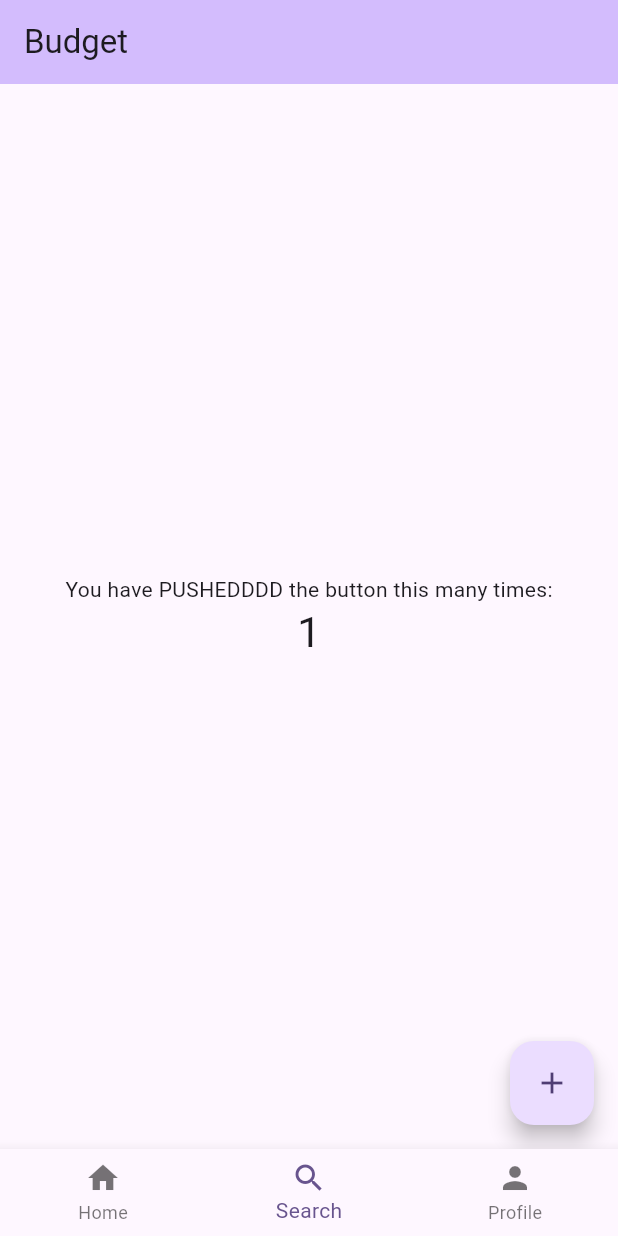
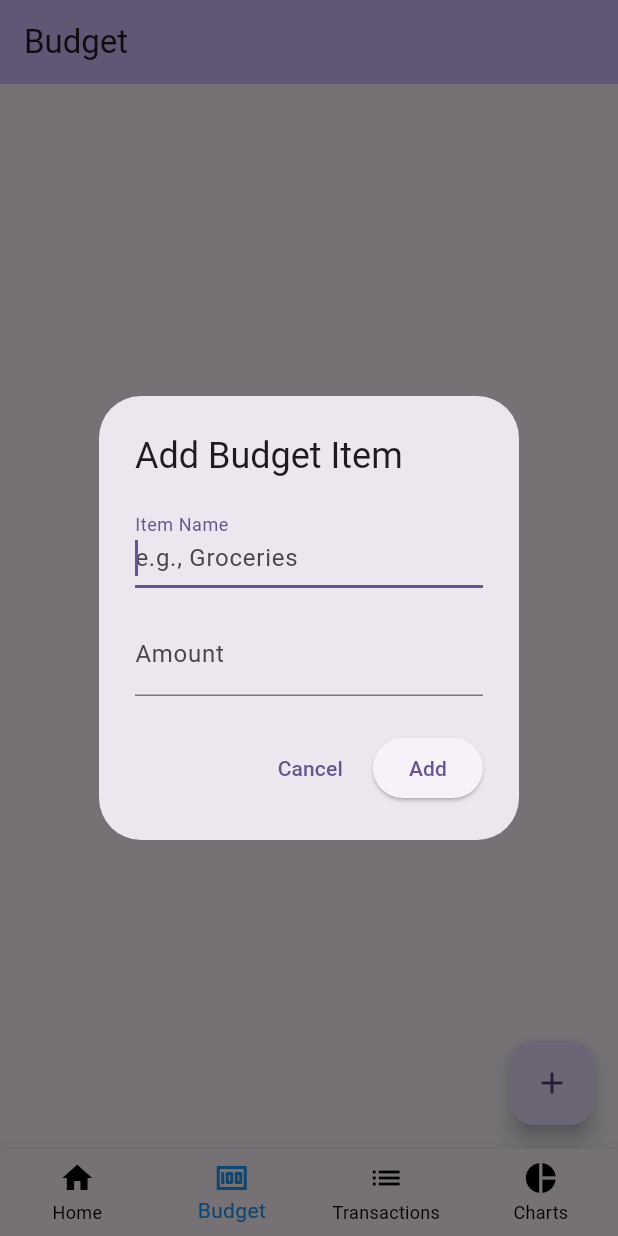
Before and after one commit to edwarddijeh/EveryDollarApp, a Flutter app: the screen it shows after launch, item 2 of the bottom bar chosen, after a tap on the "add" icon, on a phone screen of 412 x 824 dp. Run offline on Flutter 3.47's test engine with Material 3 defaults, Android fonts, the light colour scheme and no system bars.

Commit message:
Working adding Budget line items with user input

```diff
--- a/lib/BottomNavHome.dart
+++ b/lib/BottomNavHome.dart
@@ -31,11 +31,15 @@ class _BottomNavHomeState extends State<BottomNavHome> {
     return Scaffold(
       body: _pages[_selectedIndex],
       bottomNavigationBar: BottomNavigationBar(
+        type: BottomNavigationBarType.fixed,
         items: const [
           BottomNavigationBarItem(icon: Icon(Icons.home), label: 'Home'),
-          BottomNavigationBarItem(icon: Icon(Icons.search), label: 'Search'),
-          BottomNavigationBarItem(icon: Icon(Icons.person), label: 'Profile'),
+          BottomNavigationBarItem(icon: Icon(Icons.money), label: 'Budget'),
+          BottomNavigationBarItem(icon: Icon(Icons.list), label: 'Transactions'),
+          BottomNavigationBarItem(icon: Icon(Icons.pie_chart), label: 'Charts'),
         ],
+        selectedItemColor: Colors.blue,
+        unselectedItemColor: Colors.black,
         currentIndex: _selectedIndex,
         onTap: _onItemTapped,
       ),
--- /dev/null
+++ b/lib/BudgetItem.dart
@@ -0,0 +1,12 @@
+
+class BudgetItem {
+  String title = '';
+  double amount = 0.0;
+  double mDisplayedTotal = 0;
+  double mCurrentTotal = 0;
+  double mRemainingAmount = 0;
+  BudgetItem({required this.title, required this.amount})
+  {
+    mDisplayedTotal = amount;
+  }
+}
--- a/lib/BudgetPage.dart
+++ b/lib/BudgetPage.dart
@@ -1,4 +1,6 @@
 import 'package:flutter/material.dart';
+import 'package:flutter/services.dart';
+import 'package:every_dollar_app/BudgetItem.dart';
 
 class BudgetPage extends StatefulWidget {
   const BudgetPage({super.key, required this.title});
@@ -19,69 +21,106 @@ class BudgetPage extends StatefulWidget {
 }
 
 class _BudgetPage extends State<BudgetPage> {
-  int _counter = 0;
+  List<BudgetItem> mBudgetItems = [];
 
-  void _incrementCounter() {
+  void _addBudgetItem(String name, double amount) {
     setState(() {
-      // This call to setState tells the Flutter framework that something has
-      // changed in this State, which causes it to rerun the build method below
-      // so that the display can reflect the updated values. If we changed
-      // _counter without calling setState(), then the build method would not be
-      // called again, and so nothing would appear to happen.
-      _counter++;
+    mBudgetItems.add(BudgetItem(title: name, amount: amount));
     });
+  }
+
+  void _showAddBudgetItemDialog() {
+  final TextEditingController nameController = TextEditingController();
+  final TextEditingController amountController = TextEditingController();
+
+  showDialog(
+    context: context,
+    builder: (BuildContext context) {
+      return AlertDialog(
+        title: const Text('Add Budget Item'),
+        content: Column(
+          mainAxisSize: MainAxisSize.min,
+          children: [
+            TextField(
+              controller: nameController,
+              decoration: const InputDecoration(
+                labelText: 'Item Name',
+                hintText: 'e.g., Groceries',
+              ),
+              autofocus: true,
+            ),
+            const SizedBox(height: 16),
+            TextField(
+              controller: amountController,
+              decoration: const InputDecoration(
+                labelText: 'Amount',
+                hintText: 'e.g., 150.00',
+              ),
+              keyboardType: const TextInputType.numberWithOptions(decimal: true),
+              inputFormatters: [
+                FilteringTextInputFormatter.allow(RegExp(r'[0-9.]')),
+              ],
+            ),
+          ],
+        ),
+        actions: [
+          TextButton(
+            onPressed: () => Navigator.of(context).pop(),
+            child: const Text('Cancel'),
+          ),
+          ElevatedButton(
+            onPressed: () {
+              final String name = nameController.text.trim();
+              final String amountText = amountController.text.trim();
+
+              if (name.isNotEmpty && amountText.isNotEmpty) {
+                final double? amount = double.tryParse(amountText);
+                if (amount != null && amount > 0) {
+                  _addBudgetItem(name, amount);
+                  Navigator.of(context).pop();
+                } else {
+                  // Optional: Show error for invalid amount
+                  ScaffoldMessenger.of(context).showSnackBar(
+                    const SnackBar(content: Text('Please enter a valid amount')),
+                  );
+                }
+              } else {
+                ScaffoldMessenger.of(context).showSnackBar(
+                  const SnackBar(content: Text('Please fill in all fields')),
+                );
+              }
+            },
+            child: const Text('Add'),
+          ),
+        ],
+      );
+    },
+  );
   }
 
   @override
   Widget build(BuildContext context) {
-    // This method is rerun every time setState is called, for instance as done
-    // by the _incrementCounter method above.
-    //
-    // The Flutter framework has been optimized to make rerunning build methods
-    // fast, so that you can just rebuild anything that needs updating rather
-    // than having to individually change instances of widgets.
     return Scaffold(
       appBar: AppBar(
-        // TRY THIS: Try changing the color here to a specific color (to
-        // Colors.amber, perhaps?) and trigger a hot reload to see the AppBar
-        // change color while the other colors stay the same.
         backgroundColor: Theme.of(context).colorScheme.inversePrimary,
-        // Here we take the value from the BudgetPage object that was created by
-        // the App.build method, and use it to set our appbar title.
         title: Text(widget.title),
       ),
-      body: Center(
-        // Center is a layout widget. It takes a single child and positions it
-        // in the middle of the parent.
-        child: Column(
-          // Column is also a layout widget. It takes a list of children and
-          // arranges them vertically. By default, it sizes itself to fit its
-          // children horizontally, and tries to be as tall as its parent.
-          //
-          // Column has various properties to control how it sizes itself and
-          // how it positions its children. Here we use mainAxisAlignment to
-          // center the children vertically; the main axis here is the vertical
-          // axis because Columns are vertical (the cross axis would be
-          // horizontal).
-          //
-          // TRY THIS: Invoke "debug painting" (choose the "Toggle Debug Paint"
-          // action in the IDE, or press "p" in the console), to see the
-          // wireframe for each widget.
-          mainAxisAlignment: MainAxisAlignment.center,
-          children: <Widget>[
-            const Text('You have PUSHEDDDD the button this many times:'),
-            Text(
-              '$_counter',
-              style: Theme.of(context).textTheme.headlineMedium,
+      body: mBudgetItems.isEmpty
+          ? const Center(child: Text('No items yet'))
+          : ListView.builder(
+              itemCount: mBudgetItems.length,
+              itemBuilder: (context, index) {
+                final item = mBudgetItems[index];
+                return ListTile(
+                  title: Text(item.title),
+                  trailing: Text('\$${item.amount.toStringAsFixed(2)}'),
+                );
+              },
             ),
-          ],
-        ),
+      floatingActionButton: FloatingActionButton(
+        onPressed: _showAddBudgetItemDialog,
+        child: const Icon(Icons.add),
       ),
-      floatingActionButton: FloatingActionButton(
-        onPressed: _incrementCounter,
-        tooltip: 'Increment',
-        child: const Icon(Icons.add),
-      ), // This trailing comma makes auto-formatting nicer for build methods.
     );
   }
 }
```
